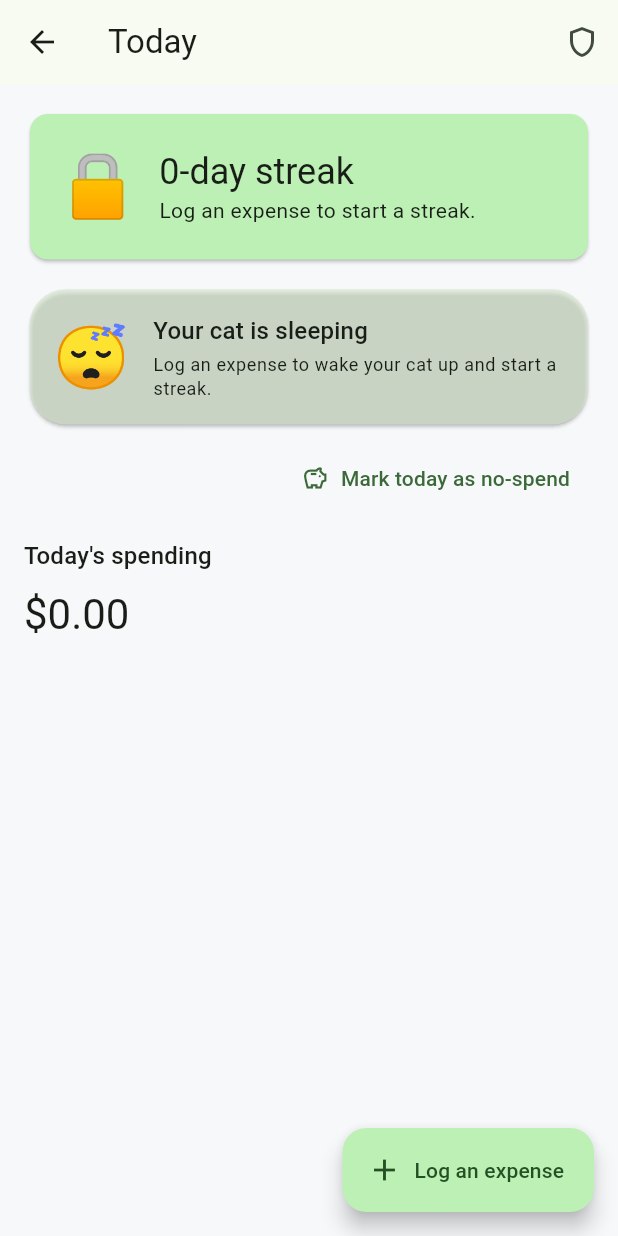
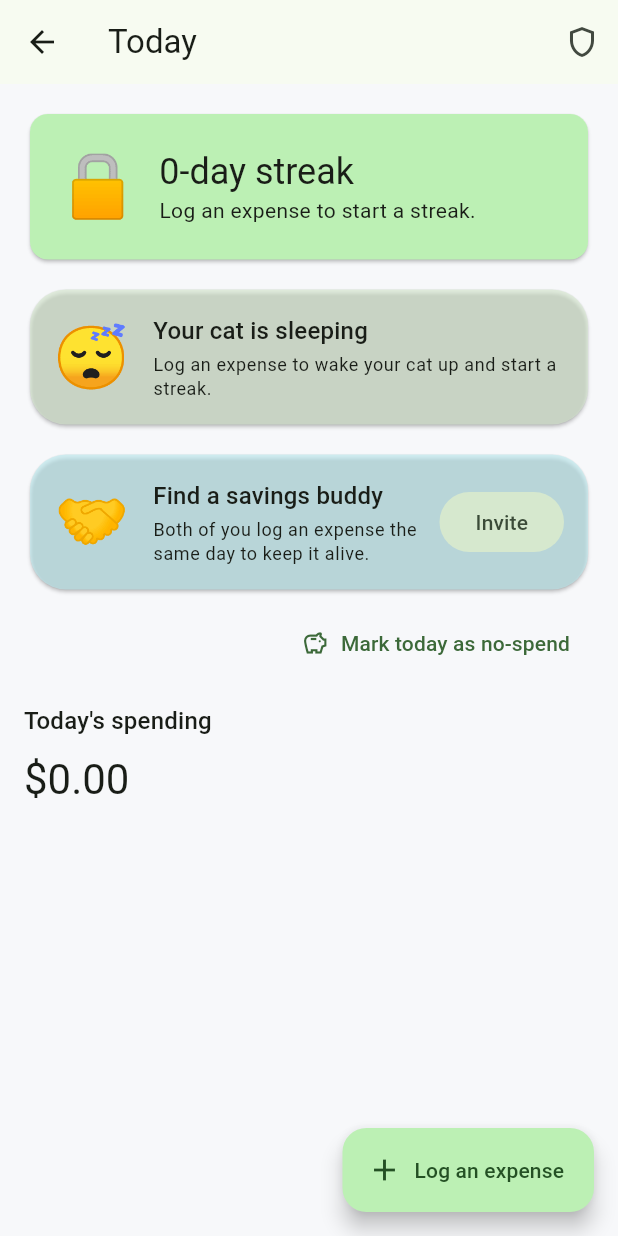
Before and after one commit to bambi2008/abacus, a Flutter app: the TodayScreen screen opened directly, on a phone screen of 412 x 824 dp. Run offline on Flutter 3.47's test engine with Material 3 defaults, Android fonts, the phone set to English and light mode, and no system bars; drawn by our look-alikes of flutter_animate; our stand-ins replace confetti, csv, fl_chart, hive, hive_flutter, in_app_purchase and 1 more; missing offline and left inert: posthog_flutter; accounts and stored records are empty.

Commit message:
Elevate buddy streak to a third main-line card on Today
Founder feedback: the savings-buddy mechanic was buried in Settings,
invisible next to the streak card and companion cat. Promotes it to
its own BuddyStreakCard on the Today screen, completing the intended
triad - streak (individual habit), cat (individual emotional/growth),
buddy (relational/social). Settings now just points to Today instead
of duplicating the interactive control.

Also documents real Fed/NBER research validating the manual-entry
bet: average consumer transaction frequency is ~1.2/day (lower than
intuition suggests, and skewed even more card-heavy for Abacus's
actual younger/urban target demographic than the general population),
and manual trackers spend 15-20% less than automated-bank-link users
per NBER - friction is part of the mechanism, not just a retention
cost to minimize.

flutter analyze clean, flutter test 18/18 passing.

```diff
--- a/app/lib/screens/today_screen.dart
+++ b/app/lib/screens/today_screen.dart
@@ -7,6 +7,7 @@ import '../models/category.dart';
 import '../providers/category_provider.dart';
 import '../providers/expense_provider.dart';
 import '../providers/gamification_provider.dart';
+import '../widgets/buddy_streak_card.dart';
 import '../widgets/companion_cat_card.dart';
 import 'category_challenge_win_screen.dart';
 import 'milestone_celebration_screen.dart';
@@ -84,6 +85,8 @@ class _TodayScreenState extends State<TodayScreen> {
             _StreakCard(streak: streak, atRisk: atRisk),
             const SizedBox(height: 12),
             const CompanionCatCard(),
+            const SizedBox(height: 12),
+            const BuddyStreakCard(),
             if (!loggedToday) ...[
               const SizedBox(height: 8),
               Align(
--- /dev/null
+++ b/app/lib/widgets/buddy_streak_card.dart
@@ -0,0 +1,107 @@
+import 'package:flutter/material.dart';
+import 'package:hive/hive.dart';
+import 'package:provider/provider.dart';
+import 'package:share_plus/share_plus.dart';
+import 'package:uuid/uuid.dart';
+
+import '../config/constants.dart';
+import '../providers/gamification_provider.dart';
+import '../services/analytics_service.dart';
+
+/// "省钱搭子" (savings buddy) — the third main-line card on Today, parallel
+/// in visual weight to the streak card and the companion cat card. This is
+/// the social/relational pillar: the streak card is the individual habit
+/// metric, the cat is the individual emotional/growth metric, this card is
+/// the relational one. Local-only scaffold: the invite/own-count side is
+/// real, the partner's side is an honest "waiting to sync" placeholder
+/// since no backend exists yet for real two-device sync — see
+/// docs/technical-architecture.md.
+class BuddyStreakCard extends StatefulWidget {
+  const BuddyStreakCard({super.key});
+
+  @override
+  State<BuddyStreakCard> createState() => _BuddyStreakCardState();
+}
+
+class _BuddyStreakCardState extends State<BuddyStreakCard> {
+  late Box _settings;
+  late bool _inviteSent;
+
+  @override
+  void initState() {
+    super.initState();
+    _settings = Hive.box(HiveBoxes.settings);
+    _inviteSent = (_settings.get(SettingsKeys.buddyStreakCode) as String?)?.isNotEmpty ?? false;
+  }
+
+  Future<void> _sendInvite() async {
+    final code = const Uuid().v4().substring(0, 6).toUpperCase();
+    await _settings.put(SettingsKeys.buddyStreakCode, code);
+    AnalyticsService.instance.capture('buddy_streak_invite_sent');
+    setState(() => _inviteSent = true);
+    await Share.share('Join my Abacus savings-buddy streak! Use code $code in the app.');
+  }
+
+  @override
+  Widget build(BuildContext context) {
+    final scheme = Theme.of(context).colorScheme;
+    if (!_inviteSent) {
+      return Card(
+        shape: RoundedRectangleBorder(borderRadius: BorderRadius.circular(24)),
+        color: scheme.tertiaryContainer.withValues(alpha: 0.6),
+        child: Padding(
+          padding: const EdgeInsets.all(16),
+          child: Row(
+            children: [
+              const Text('🤝', style: TextStyle(fontSize: 40)),
+              const SizedBox(width: 16),
+              Expanded(
+                child: Column(
+                  crossAxisAlignment: CrossAxisAlignment.start,
+                  children: [
+                    Text('Find a savings buddy', style: Theme.of(context).textTheme.titleMedium),
+                    const SizedBox(height: 2),
+                    Text(
+                      'Both of you log an expense the same day to keep it alive.',
+                      style: Theme.of(context).textTheme.bodySmall,
+                    ),
+                  ],
+                ),
+              ),
+              const SizedBox(width: 8),
+              FilledButton.tonal(onPressed: _sendInvite, child: const Text('Invite')),
+            ],
+          ),
+        ),
+      );
+    }
+
+    final selfCount = context.watch<GamificationProvider>().currentWeekLoggedDaysCount;
+    return Card(
+      shape: RoundedRectangleBorder(borderRadius: BorderRadius.circular(24)),
+      color: scheme.tertiaryContainer.withValues(alpha: 0.6),
+      child: Padding(
+        padding: const EdgeInsets.all(16),
+        child: Row(
+          children: [
+            const Text('🤝', style: TextStyle(fontSize: 40)),
+            const SizedBox(width: 16),
+            Expanded(
+              child: Column(
+                crossAxisAlignment: CrossAxisAlignment.start,
+                children: [
+                  Text('This week: $selfCount/7 days', style: Theme.of(context).textTheme.titleMedium),
+                  const SizedBox(height: 2),
+                  Text(
+                    'Waiting for your buddy to sync — coming soon.',
+                    style: Theme.of(context).textTheme.bodySmall,
+                  ),
+                ],
+              ),
+            ),
+          ],
+        ),
+      ),
+    );
+  }
+}
```
Also changed, not shown: app/lib/screens/settings_screen.dart (+8 -55 lines), 2 other files.
